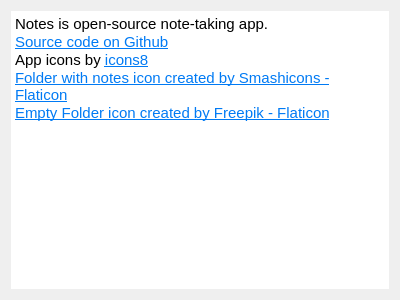
The window that forms/AboutWindow.ui (Patryk-Trojak/Notes) describes before a commit, drawn with Qt 5.
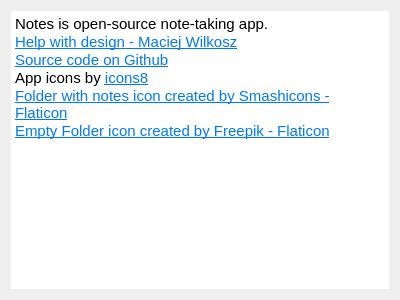
The same window after the commit.

Commit message: Add new attribution in AboutWindow

What changed in the file:
```diff
--- a/forms/AboutWindow.ui
+++ b/forms/AboutWindow.ui
@@ -28,6 +28,7 @@
 li.checked::marker { content: &quot;\2612&quot;; }
 &lt;/style&gt;&lt;/head&gt;&lt;body style=&quot; font-family:'Cantarell'; font-size:11pt; font-weight:400; font-style:normal;&quot;&gt;
 &lt;p style=&quot; margin-top:0px; margin-bottom:0px; margin-left:0px; margin-right:0px; -qt-block-indent:0; text-indent:0px;&quot;&gt;Notes is open-source note-taking app.&lt;/p&gt;
+&lt;p style=&quot; margin-top:0px; margin-bottom:0px; margin-left:0px; margin-right:0px; -qt-block-indent:0; text-indent:0px;&quot;&gt;&lt;a href=&quot;https://www.youtube.com/@beempathic9063&quot;&gt;&lt;span style=&quot; text-decoration: underline; color:#007af4;&quot;&gt;Help with design - Maciej Wilkosz&lt;/span&gt;&lt;/a&gt;&lt;/p&gt;
 &lt;p style=&quot; margin-top:0px; margin-bottom:0px; margin-left:0px; margin-right:0px; -qt-block-indent:0; text-indent:0px;&quot;&gt;&lt;a href=&quot;https://github.com/Patryk-Trojak/Notes&quot;&gt;&lt;span style=&quot; text-decoration: underline; color:#007af4;&quot;&gt;Source code on Github&lt;/span&gt;&lt;/a&gt;&lt;/p&gt;
 &lt;p style=&quot; margin-top:0px; margin-bottom:0px; margin-left:0px; margin-right:0px; -qt-block-indent:0; text-indent:0px;&quot;&gt;App icons by &lt;a href=&quot;https://icons8.com&quot;&gt;&lt;span style=&quot; text-decoration: underline; color:#007af4;&quot;&gt;icons8&lt;/span&gt;&lt;/a&gt;&lt;/p&gt;
 &lt;p style=&quot; margin-top:0px; margin-bottom:0px; margin-left:0px; margin-right:0px; -qt-block-indent:0; text-indent:0px;&quot;&gt;&lt;a href=&quot;https://www.flaticon.com/free-icon/folder_149337&quot;&gt;&lt;span style=&quot; text-decoration: underline; color:#007af4;&quot;&gt;Folder with notes icon created by Smashicons - Flaticon&lt;/span&gt;&lt;/a&gt;&lt;/p&gt;
```
